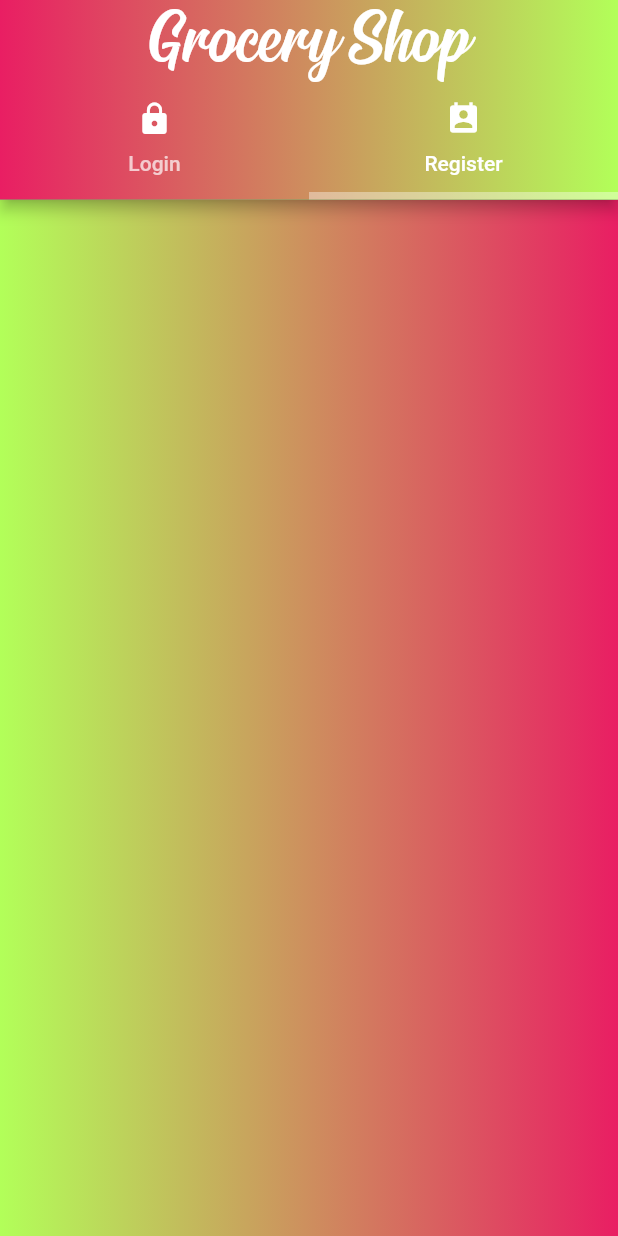
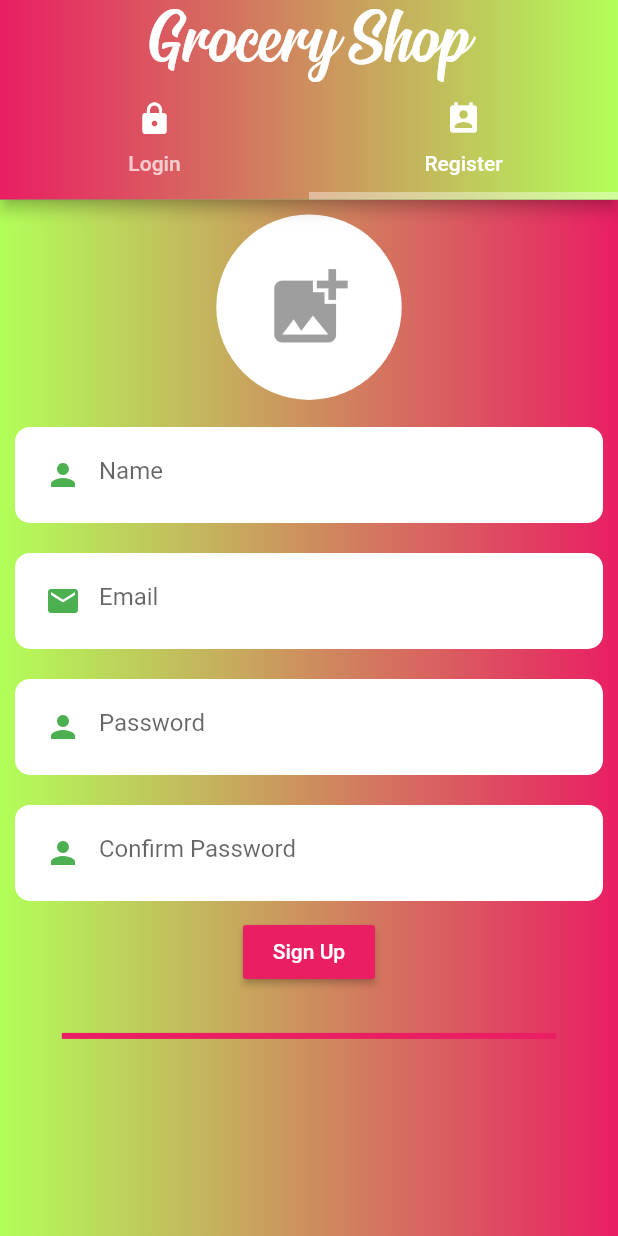
Before and after one commit to nirbhaynaruka/grocery, a Flutter app: the screen it shows after launch, tab 2 chosen, on a phone screen of 412 x 824 dp. Run offline on Flutter 3.47's test engine with Material 2 defaults, Android fonts, the phone set to English and light mode, and no system bars; our stand-ins replace cloud_firestore, firebase_auth, firebase_storage, fluttertoast, image_picker, shared_preferences; accounts and stored records are empty.

Commit message:
Video 8 Complete

```diff
--- a/lib/Authentication/register.dart
+++ b/lib/Authentication/register.dart
@@ -15,6 +15,96 @@ class Register extends StatefulWidget {
 }
 
 class _RegisterState extends State<Register> {
+  final TextEditingController _nameTextEditingController =
+      TextEditingController();
+  final TextEditingController _emailTextEditingController =
+      TextEditingController();
+  final TextEditingController _passwordTextEditingController =
+      TextEditingController();
+  final TextEditingController _cPasswordTextEditingController =
+      TextEditingController();
+  final GlobalKey<FormState> _formkey = GlobalKey<FormState>();
+
+  String userImageUrl = "";
+  File _imageFile;
   @override
-  Widget build(BuildContext context) {}
+  Widget build(BuildContext context) {
+    double _screenWidth = MediaQuery.of(context).size.width,
+        _screenHeight = MediaQuery.of(context).size.height;
+    return SingleChildScrollView(
+      child: Container(
+        child: Column(
+          children: [
+            SizedBox(
+              height: 10.0,
+            ),
+            InkWell(
+              onTap: () => print("selected"),
+              child: CircleAvatar(
+                radius: _screenWidth * 0.15,
+                backgroundColor: Colors.white,
+                backgroundImage:
+                    _imageFile == null ? null : FileImage(_imageFile),
+                child: _imageFile == null
+                    ? Icon(
+                        Icons.add_photo_alternate,
+                        size: _screenWidth * 0.15,
+                        color: Colors.grey,
+                      )
+                    : null,
+              ),
+            ),
+            SizedBox(
+              height: 8.0,
+            ),
+            Form(
+                key: _formkey,
+                child: Column(
+                  children: [
+                    CustomTextField(
+                      controller: _nameTextEditingController,
+                      data: Icons.person,
+                      hintText: "Name",
+                      isObsecure: false,
+                    ),
+                    CustomTextField(
+                      controller: _emailTextEditingController,
+                      data: Icons.email,
+                      hintText: "Email",
+                      isObsecure: false,
+                    ),
+                    CustomTextField(
+                      controller: _passwordTextEditingController,
+                      data: Icons.person,
+                      hintText: "Password",
+                      isObsecure: true,
+                    ),
+                    CustomTextField(
+                      controller: _cPasswordTextEditingController,
+                      data: Icons.person,
+                      hintText: "Confirm Password",
+                      isObsecure: true,
+                    ),
+                  ],
+                )),
+            RaisedButton(
+              onPressed: () => ("clicked"),
+              color: Colors.pink,
+              child: Text(
+                "Sign Up",
+                style: TextStyle(color: Colors.white),
+              ),
+            ),
+            SizedBox(height: 30.0),
+            Container(
+              height: 4.0,
+              width: _screenWidth * 0.8,
+              color: Colors.pink,
+            ),
+            SizedBox(height: 15.0),
+          ],
+        ),
+      ),
+    );
+  }
 }
--- a/lib/Widgets/customTextField.dart
+++ b/lib/Widgets/customTextField.dart
@@ -1,25 +1,38 @@
 import 'package:flutter/material.dart';
 
-class CustomTextField extends StatelessWidget
-{
+class CustomTextField extends StatelessWidget {
   final TextEditingController controller;
   final IconData data;
   final String hintText;
   bool isObsecure = true;
 
-
-
   CustomTextField(
-      {Key key, this.controller, this.data, this.hintText,this.isObsecure}
-      ) : super(key: key);
-
-
+      {Key key, this.controller, this.data, this.hintText, this.isObsecure})
+      : super(key: key);
 
   @override
-  Widget build(BuildContext context)
-  {
-    return Container
-    (
+  Widget build(BuildContext context) {
+    return Container(
+      decoration: BoxDecoration(
+        color: Colors.white,
+        borderRadius: BorderRadius.all(Radius.circular(10.0)),
+      ),
+      padding: EdgeInsets.all(8.0),
+      margin:  EdgeInsets.all(10.0),
+      child: TextFormField(
+        controller: controller,
+        obscureText: isObsecure,
+        cursorColor: Theme.of(context).primaryColor,
+        decoration: InputDecoration(
+          border: InputBorder.none,
+          prefixIcon: Icon(
+            data,
+            color: Theme.of(context).primaryColor,
+          ),
+          focusColor:  Theme.of(context).primaryColor,
+          hintText: hintText,
+        ),
+      ),
     );
   }
 }
```
